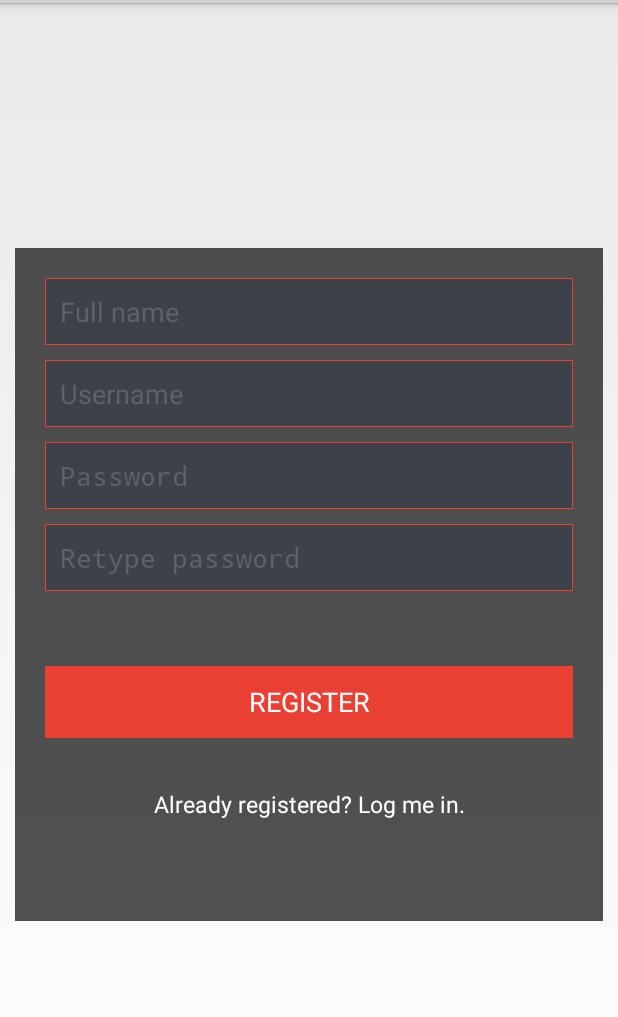
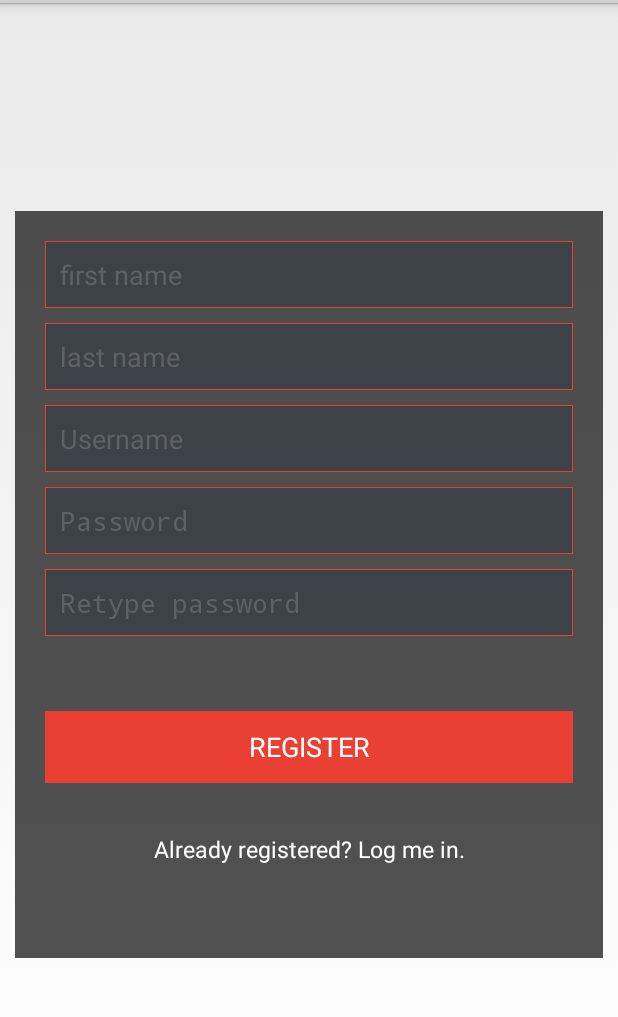
Before and after one commit to KrijnvdBurg/codefest, an Android app: the RegisterActivity screen opened directly, with no data from a screen before it, on a phone screen of 412 x 824 dp, the part 69-1086 px from its top. Run offline under Robolectric (Android 15) with nearby library versions, the phone set to English and light mode, and no system bars; our stand-ins replace Volley; network calls fail.

```diff
--- a/android_codefest/app/src/main/java/gsc/codefest/activities/MainActivity.java
+++ b/android_codefest/app/src/main/java/gsc/codefest/activities/MainActivity.java
@@ -46,7 +46,7 @@ public class MainActivity extends FragmentActivity {
 	private ArrayList<NavDrawerItem> navDrawerItems;
 	private NavDrawerListAdapter adapter;
 
-	public static String user_id;
+	public static String id;
 	public static String username;
 	public static String role_id;
 	public static String firstname;
@@ -63,13 +63,15 @@ public class MainActivity extends FragmentActivity {
 		session = new SessionManager(getApplicationContext());
 		if (!session.isLoggedIn()) { logoutUser(); }
 		HashMap<String, String> user = db.getUserDetails();
-		user_id = user.get("id");
+
+		id = user.get("id");
 		username = user.get("username");
 		role_id = user.get("role_id");
 		firstname = user.get("firstname");
 		lastname = user.get("lastname");
 		department_id = user.get("department_id");
 		ptf_id = user.get("ptf_id");
+		System.out.println("swag " + username);
 
 		mTitle = mDrawerTitle = getTitle();
 		navMenuTitles = getResources().getStringArray(R.array.nav_drawer_items);
--- a/android_codefest/app/src/main/java/gsc/codefest/activities/RegisterActivity.java
+++ b/android_codefest/app/src/main/java/gsc/codefest/activities/RegisterActivity.java
@@ -106,9 +106,8 @@ public class RegisterActivity extends Activity {
                     JSONObject jObj = new JSONObject(response);
                     boolean error = jObj.getBoolean("error");
                     if (!error) {
-                        String uid = jObj.getString("uid");
-
                         JSONObject user = jObj.getJSONObject("user");
+                        int user_id = user.getInt("user_id");
                         String username = user.getString("username");
                         int role_id = user.getInt("role_id");
                         String firstname = user.getString("firstname");
@@ -116,7 +115,7 @@ public class RegisterActivity extends Activity {
                         int department_id = user.getInt("department_id");
                         int ptf_id = user.getInt("ptf_id");
 
-                        db.addUser(username, role_id, firstname, lastname, department_id, ptf_id);
+                        db.addUser(user_id, username, role_id, firstname, lastname, department_id, ptf_id);
                         Toast.makeText(getApplicationContext(), "User successfully registered. Try login now!", Toast.LENGTH_LONG).show();
 
                         Intent intent = new Intent( RegisterActivity.this, LoginActivity.class);
--- a/android_codefest/app/src/main/java/gsc/codefest/app/AppConfig.java
+++ b/android_codefest/app/src/main/java/gsc/codefest/app/AppConfig.java
@@ -6,7 +6,7 @@ public class AppConfig {
     private static String PROJECT_ROOT = "codefest_authentication";
 	public static String URL_LOGIN = "http://" + IP + "/" + PROJECT_ROOT + "/login.php";
 	public static String URL_REGISTER = "http://" + IP + "/" + PROJECT_ROOT + "/register.php";
-	public static String URL_ABSENCEKEYS = "http://" + IP + "/" + PROJECT_ROOT + "/absence_keys.php";
+	public static String URL_REQUESTPERIODOFF = "http://" + IP + "/" + PROJECT_ROOT + "/requestPeriodOff.php";
 
     public static String POST_key = "yoghurt";
 }
--- a/android_codefest/app/src/main/res/layout/activity_register.xml
+++ b/android_codefest/app/src/main/res/layout/activity_register.xml
@@ -24,7 +24,20 @@
             android:layout_height="wrap_content"
             android:layout_marginBottom="10dp"
             android:background="@drawable/edittext_style"
-            android:hint="@string/hint_name"
+            android:hint="first name"
+            android:padding="10dp"
+            android:singleLine="true"
+            android:textColor="@color/input_register"
+            android:textColorHint="@color/input_register_hint"
+            android:inputType="textCapSentences" />
+
+        <EditText
+            android:id="@+id/lastname"
+            android:layout_width="match_parent"
+            android:layout_height="wrap_content"
+            android:layout_marginBottom="10dp"
+            android:background="@drawable/edittext_style"
+            android:hint="last name"
             android:padding="10dp"
             android:singleLine="true"
             android:textColor="@color/input_register"
```
Also changed, not shown: android_codefest/app/src/main/java/gsc/codefest/activities/LoginActivity.java (+6 -2 lines), android_codefest/app/src/main/java/gsc/codefest/activities/mainActivity_fragments/HomeFragment.java (+12 -13 lines), android_codefest/app/src/main/java/gsc/codefest/helper/SQLiteHandler.java (+11 -10 lines), android_codefest/app/src/main/res/layout/fragment_home.xml (+2 -5 lines), 39 other files.
